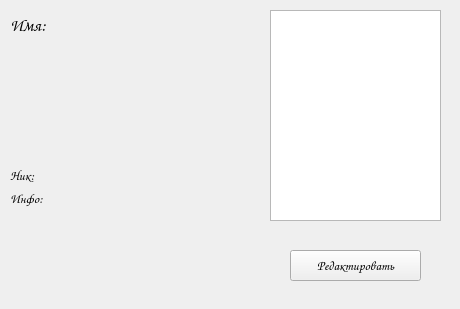
The window that gui.ui (ToPzSpAy/repka) describes before a commit, drawn with Qt 5.
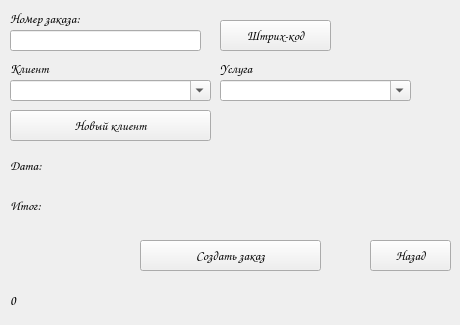
The same window after the commit. The open tabs and pages were chosen to show the change. Icons and pictures are not drawn.

Patch:
```diff
--- a/gui.ui
+++ b/gui.ui
@@ -7,7 +7,7 @@
     <x>0</x>
     <y>0</y>
     <width>460</width>
-    <height>309</height>
+    <height>325</height>
    </rect>
   </property>
   <property name="font">
@@ -31,6 +31,329 @@
    <property name="currentIndex">
     <number>0</number>
    </property>
+   <widget class="QWidget" name="page_order">
+    <widget class="QLineEdit" name="ordnum_line">
+     <property name="geometry">
+      <rect>
+       <x>10</x>
+       <y>30</y>
+       <width>191</width>
+       <height>21</height>
+      </rect>
+     </property>
+    </widget>
+    <widget class="QLabel" name="label">
+     <property name="geometry">
+      <rect>
+       <x>10</x>
+       <y>10</y>
+       <width>151</width>
+       <height>16</height>
+      </rect>
+     </property>
+     <property name="text">
+      <string>Номер заказа:</string>
+     </property>
+    </widget>
+    <widget class="QPushButton" name="barcode_btn">
+     <property name="geometry">
+      <rect>
+       <x>220</x>
+       <y>20</y>
+       <width>111</width>
+       <height>31</height>
+      </rect>
+     </property>
+     <property name="text">
+      <string>Штрих-код</string>
+     </property>
+    </widget>
+    <widget class="QComboBox" name="usluga_cbx">
+     <property name="geometry">
+      <rect>
+       <x>220</x>
+       <y>80</y>
+       <width>191</width>
+       <height>21</height>
+      </rect>
+     </property>
+     <property name="editable">
+      <bool>true</bool>
+     </property>
+     <property name="placeholderText">
+      <string>Поиск</string>
+     </property>
+     <property name="duplicatesEnabled">
+      <bool>false</bool>
+     </property>
+    </widget>
+    <widget class="QLabel" name="label_7">
+     <property name="geometry">
+      <rect>
+       <x>10</x>
+       <y>60</y>
+       <width>91</width>
+       <height>16</height>
+      </rect>
+     </property>
+     <property name="text">
+      <string>Клиент</string>
+     </property>
+    </widget>
+    <widget class="QLabel" name="label_10">
+     <property name="geometry">
+      <rect>
+       <x>220</x>
+       <y>60</y>
+       <width>81</width>
+       <height>16</height>
+      </rect>
+     </property>
+     <property name="text">
+      <string>Услуга</string>
+     </property>
+    </widget>
+    <widget class="QComboBox" name="client_cbx">
+     <property name="geometry">
+      <rect>
+       <x>10</x>
+       <y>80</y>
+       <width>201</width>
+       <height>21</height>
+      </rect>
+     </property>
+     <property name="editable">
+      <bool>true</bool>
+     </property>
+     <property name="currentIndex">
+      <number>-1</number>
+     </property>
+     <property name="insertPolicy">
+      <enum>QComboBox::NoInsert</enum>
+     </property>
+     <property name="placeholderText">
+      <string>Поиск</string>
+     </property>
+     <property name="duplicatesEnabled">
+      <bool>false</bool>
+     </property>
+    </widget>
+    <widget class="QPushButton" name="makeorder_btn">
+     <property name="geometry">
+      <rect>
+       <x>140</x>
+       <y>240</y>
+       <width>181</width>
+       <height>31</height>
+      </rect>
+     </property>
+     <property name="text">
+      <string>Создать заказ</string>
+     </property>
+    </widget>
+    <widget class="QPushButton" name="create_client_btn">
+     <property name="geometry">
+      <rect>
+       <x>10</x>
+       <y>110</y>
+       <width>201</width>
+       <height>31</height>
+      </rect>
+     </property>
+     <property name="text">
+      <string>Новый клиент</string>
+     </property>
+    </widget>
+    <widget class="QLabel" name="date_Lb">
+     <property name="geometry">
+      <rect>
+       <x>10</x>
+       <y>150</y>
+       <width>191</width>
+       <height>31</height>
+      </rect>
+     </property>
+     <property name="text">
+      <string>Дата:</string>
+     </property>
+    </widget>
+    <widget class="QPushButton" name="back_btn3">
+     <property name="geometry">
+      <rect>
+       <x>370</x>
+       <y>240</y>
+       <width>81</width>
+       <height>31</height>
+      </rect>
+     </property>
+     <property name="text">
+      <string>Назад</string>
+     </property>
+    </widget>
+    <widget class="QPushButton" name="add_serv_btn">
+     <property name="geometry">
+      <rect>
+       <x>418</x>
+       <y>75</y>
+       <width>31</width>
+       <height>31</height>
+      </rect>
+     </property>
+     <property name="autoFillBackground">
+      <bool>false</bool>
+     </property>
+     <property name="text">
+      <string/>
+     </property>
+     <property name="icon">
+      <iconset>
+       <normaloff>plus.png</normaloff>plus.png</iconset>
+     </property>
+     <property name="iconSize">
+      <size>
+       <width>30</width>
+       <height>30</height>
+      </size>
+     </property>
+     <property name="flat">
+      <bool>true</bool>
+     </property>
+    </widget>
+    <widget class="QLabel" name="all_serv_l">
+     <property name="geometry">
+      <rect>
+       <x>220</x>
+       <y>120</y>
+       <width>221</width>
+       <height>111</height>
+      </rect>
+     </property>
+     <property name="text">
+      <string/>
+     </property>
+     <property name="alignment">
+      <set>Qt::AlignLeading|Qt::AlignLeft|Qt::AlignTop</set>
+     </property>
+     <property name="wordWrap">
+      <bool>true</bool>
+     </property>
+    </widget>
+    <widget class="QLabel" name="sum_Lb">
+     <property name="geometry">
+      <rect>
+       <x>10</x>
+       <y>190</y>
+       <width>201</width>
+       <height>31</height>
+      </rect>
+     </property>
+     <property name="text">
+      <string>Итог:</string>
+     </property>
+    </widget>
+   </widget>
+   <widget class="QWidget" name="page_history">
+    <widget class="QPushButton" name="filt_l_btn">
+     <property name="geometry">
+      <rect>
+       <x>10</x>
+       <y>10</y>
+       <width>75</width>
+       <height>23</height>
+      </rect>
+     </property>
+     <property name="text">
+      <string>Логин</string>
+     </property>
+    </widget>
+    <widget class="QPushButton" name="filt_d_btn">
+     <property name="geometry">
+      <rect>
+       <x>110</x>
+       <y>10</y>
+       <width>75</width>
+       <height>23</height>
+      </rect>
+     </property>
+     <property name="text">
+      <string>Дата</string>
+     </property>
+    </widget>
+    <widget class="QTableWidget" name="table_his">
+     <property name="geometry">
+      <rect>
+       <x>10</x>
+       <y>40</y>
+       <width>431</width>
+       <height>241</height>
+      </rect>
+     </property>
+     <property name="minimumSize">
+      <size>
+       <width>431</width>
+       <height>0</height>
+      </size>
+     </property>
+     <property name="sizeAdjustPolicy">
+      <enum>QAbstractScrollArea::AdjustIgnored</enum>
+     </property>
+     <property name="gridStyle">
+      <enum>Qt::SolidLine</enum>
+     </property>
+     <property name="wordWrap">
+      <bool>true</bool>
+     </property>
+     <attribute name="horizontalHeaderVisible">
+      <bool>false</bool>
+     </attribute>
+     <attribute name="horizontalHeaderCascadingSectionResizes">
+      <bool>false</bool>
+     </attribute>
+     <attribute name="horizontalHeaderShowSortIndicator" stdset="0">
+      <bool>false</bool>
+     </attribute>
+     <attribute name="horizontalHeaderStretchLastSection">
+      <bool>true</bool>
+     </attribute>
+     <attribute name="verticalHeaderCascadingSectionResizes">
+      <bool>true</bool>
+     </attribute>
+     <attribute name="verticalHeaderShowSortIndicator" stdset="0">
+      <bool>false</bool>
+     </attribute>
+     <attribute name="verticalHeaderStretchLastSection">
+      <bool>false</bool>
+     </attribute>
+     <column>
+      <property name="text">
+       <string>Логин</string>
+      </property>
+     </column>
+     <column>
+      <property name="text">
+       <string>Попытка входа</string>
+      </property>
+     </column>
+     <column>
+      <property name="text">
+       <string>Тип входа</string>
+      </property>
+     </column>
+    </widget>
+    <widget class="QPushButton" name="back_btn2">
+     <property name="geometry">
+      <rect>
+       <x>340</x>
+       <y>10</y>
+       <width>75</width>
+       <height>23</height>
+      </rect>
+     </property>
+     <property name="text">
+      <string>Назад</string>
+     </property>
+    </widget>
+   </widget>
    <widget class="QWidget" name="page_users">
     <widget class="QLabel" name="label_3">
      <property name="geometry">
@@ -38,11 +361,11 @@
        <x>10</x>
        <y>190</y>
        <width>241</width>
-       <height>91</height>
+       <height>51</height>
       </rect>
      </property>
      <property name="text">
-      <string>Инфо: </string>
+      <string>Должность: </string>
      </property>
      <property name="textFormat">
       <enum>Qt::AutoText</enum>
@@ -57,22 +380,6 @@
       <bool>true</bool>
      </property>
     </widget>
-    <widget class="QPushButton" name="edit_btn">
-     <property name="enabled">
-      <bool>true</bool>
-     </property>
-     <property name="geometry">
-      <rect>
-       <x>290</x>
-       <y>250</y>
-       <width>131</width>
-       <height>31</height>
-      </rect>
-     </property>
-     <property name="text">
-      <string>Редактировать</string>
-     </property>
-    </widget>
     <widget class="QListWidget" name="list">
      <property name="geometry">
       <rect>
@@ -317,6 +624,19 @@
     </widget>
    </widget>
   </widget>
+  <widget class="QLabel" name="time_lb">
+   <property name="geometry">
+    <rect>
+     <x>10</x>
+     <y>290</y>
+     <width>431</width>
+     <height>21</height>
+    </rect>
+   </property>
+   <property name="text">
+    <string>0</string>
+   </property>
+  </widget>
  </widget>
  <resources/>
  <connections/>
```
Left out of the diff: 28 changed lines with no effect on the pictures.
